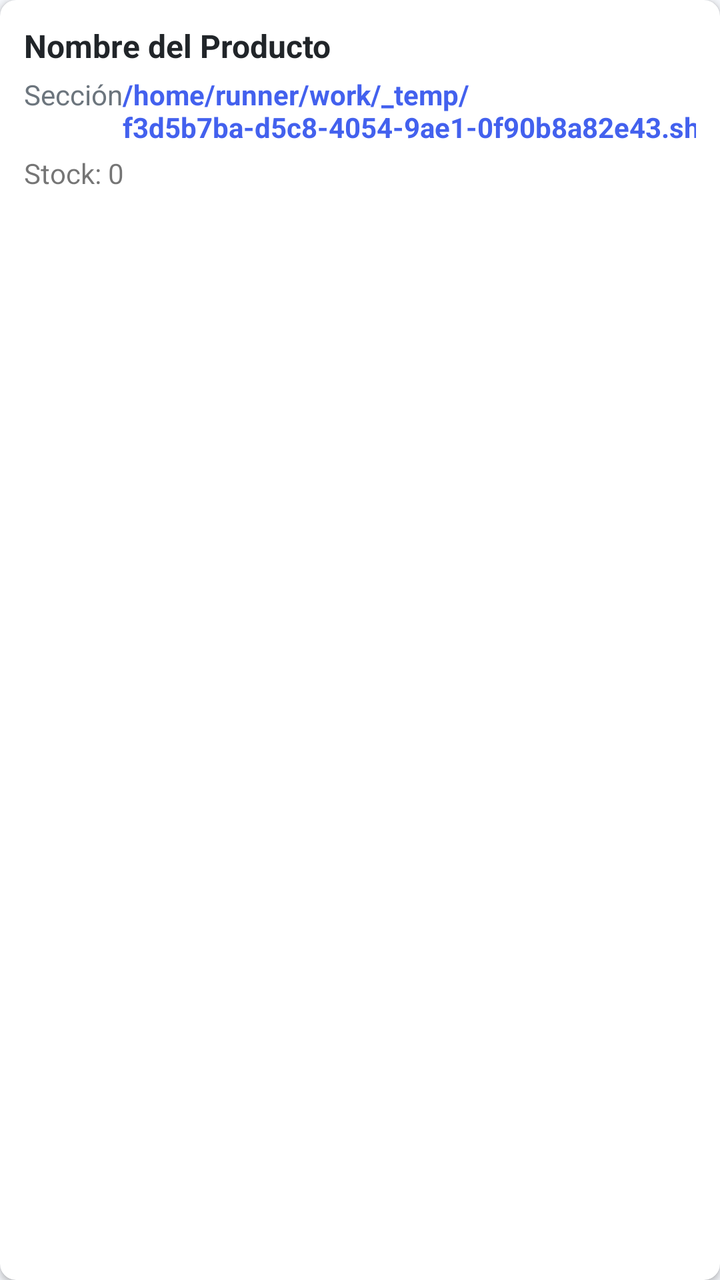
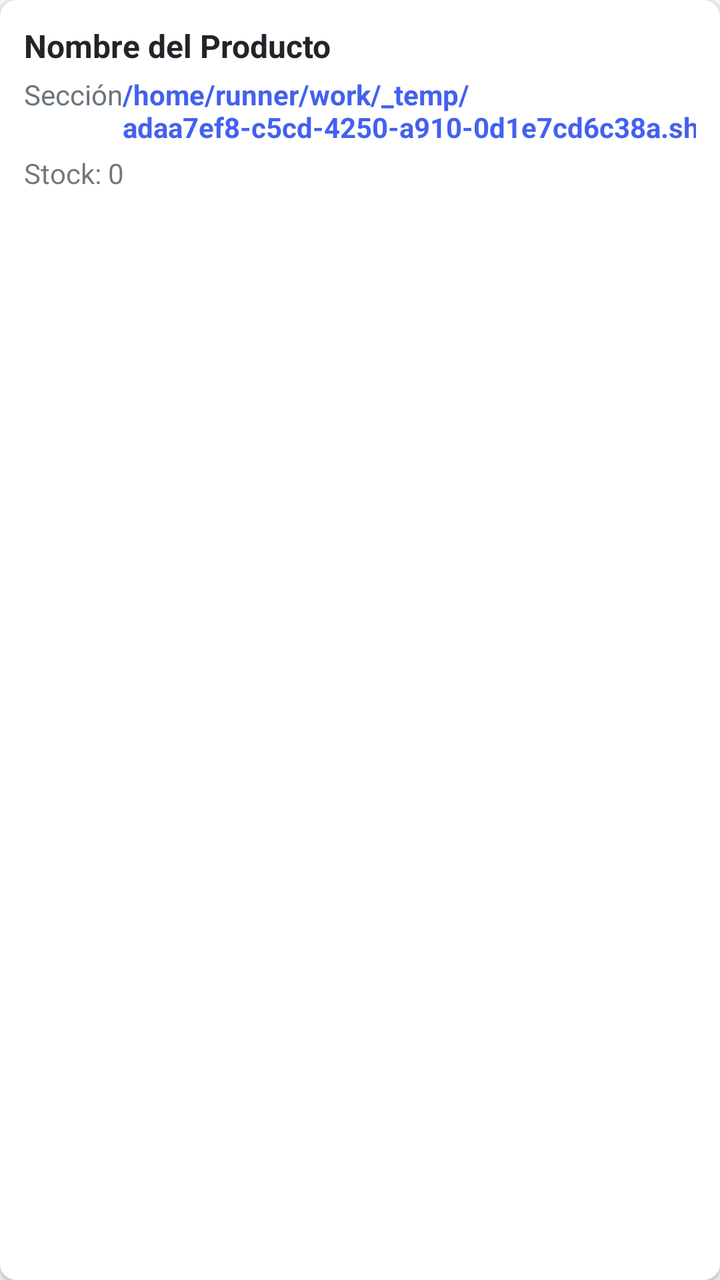

The first picture is an Android layout as it rendered before a commit; the second is the same layout after the commit. The layout source and the unified diff follow.
<!-- AndroidManifest.xml: application theme Theme.OmniVentas -->
<!-- res/layout/item_producto.xml -->
<?xml version="1.0" encoding="utf-8"?>
<androidx.cardview.widget.CardView xmlns:android="http://schemas.android.com/apk/res/android"
    xmlns:app="http://schemas.android.com/apk/res-auto"
    android:layout_width="match_parent"
    android:layout_height="wrap_content"
    android:layout_marginBottom="8dp"
    app:cardCornerRadius="8dp"
    app:cardElevation="2dp">
    <LinearLayout
        android:layout_width="match_parent"
        android:layout_height="wrap_content"
        android:orientation="vertical"
        android:padding="12dp">
        <TextView
            android:id="@+id/tv_nombre"
            android:layout_width="match_parent"
            android:layout_height="wrap_content"
            android:text="Nombre del Producto"
            android:textSize="16sp"
            android:textStyle="bold"
            android:textColor="@color/dark" />
        <LinearLayout
            android:layout_width="match_parent"
            android:layout_height="wrap_content"
            android:orientation="horizontal"
            android:layout_marginTop="4dp">
            <TextView
                android:id="@+id/tv_seccion"
                android:layout_width="0dp"
                android:layout_height="wrap_content"
                android:layout_weight="1"
                android:text="Sección"
                android:textSize="14sp"
                android:textColor="@color/gray" />
            <TextView
                android:id="@+id/tv_precio"
                android:layout_width="wrap_content"
                android:layout_height="wrap_content"
                android:text="/home/runner/work/_temp/f3d5b7ba-d5c8-4054-9ae1-0f90b8a82e43.sh.00"
                android:textSize="14sp"
                android:textColor="@color/primary"
                android:textStyle="bold" />
        </LinearLayout>
        <TextView
            android:id="@+id/tv_stock"
            android:layout_width="wrap_content"
            android:layout_height="wrap_content"
            android:text="Stock: 0"
            android:textSize="14sp"
            android:layout_marginTop="4dp" />
    </LinearLayout>
</androidx.cardview.widget.CardView>
<!-- resources referenced by this layout -->
<resources>
  <color name="dark">#212529</color>
  <color name="gray">#6C757D</color>
  <color name="primary">#4361EE</color>
  <style name="Theme.OmniVentas" parent="Theme.MaterialComponents.DayNight.NoActionBar">
          <item name="colorPrimary">@color/primary</item>
          <item name="colorPrimaryVariant">@color/primary_dark</item>
          <item name="colorOnPrimary">@color/white</item>
          <item name="colorSecondary">@color/secondary</item>
          <item name="colorOnSecondary">@color/white</item>
          <item name="android:statusBarColor">@color/primary</item>
          <item name="android:windowBackground">@color/light_gray</item>
      </style>
  <color name="primary_dark">#3A56D4</color>
  <color name="white">#FFFFFF</color>
  <color name="secondary">#3F37C9</color>
  <color name="light_gray">#F5F7FB</color>
</resources>

<!-- the commit's change to res/layout/item_producto.xml (unified diff, before → after) -->
@@ -36,7 +36,7 @@
                 android:id="@+id/tv_precio"
                 android:layout_width="wrap_content"
                 android:layout_height="wrap_content"
-                android:text="/home/runner/work/_temp/f3d5b7ba-d5c8-4054-9ae1-0f90b8a82e43.sh.00"
+                android:text="/home/runner/work/_temp/adaa7ef8-c5cd-4250-a910-0d1e7cd6c38a.sh.00"
                 android:textSize="14sp"
                 android:textColor="@color/primary"
                 android:textStyle="bold" />
